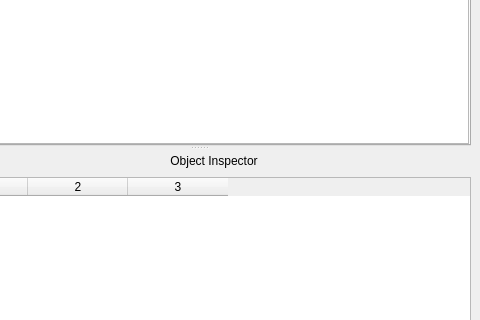
Old version of the form hbide/debugger1.ui in the repository FiveTechSoft/qtcontribs; both pictures show x 82 to 562 and y 245 to 565 of the 562 by 704 pixel window.
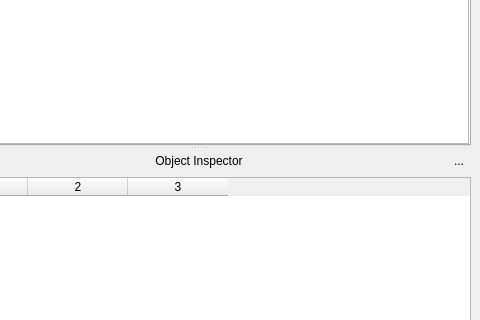
New version of the form. Icons and pictures are not drawn.

Patch:
```diff
--- a/hbide/debugger1.ui
+++ b/hbide/debugger1.ui
@@ -391,6 +391,20 @@
                  </property>
                 </widget>
                </item>
+               <item>
+                <widget class="QToolButton" name="btnExpand">
+                 <property name="text">
+                  <string>...</string>
+                 </property>
+                 <property name="icon">
+                  <iconset resource="hbide.qrc">
+                   <normaloff>:/resources/fullscreen.png</normaloff>:/resources/fullscreen.png</iconset>
+                 </property>
+                 <property name="autoRaise">
+                  <bool>true</bool>
+                 </property>
+                </widget>
+               </item>
               </layout>
              </item>
              <item>
```
